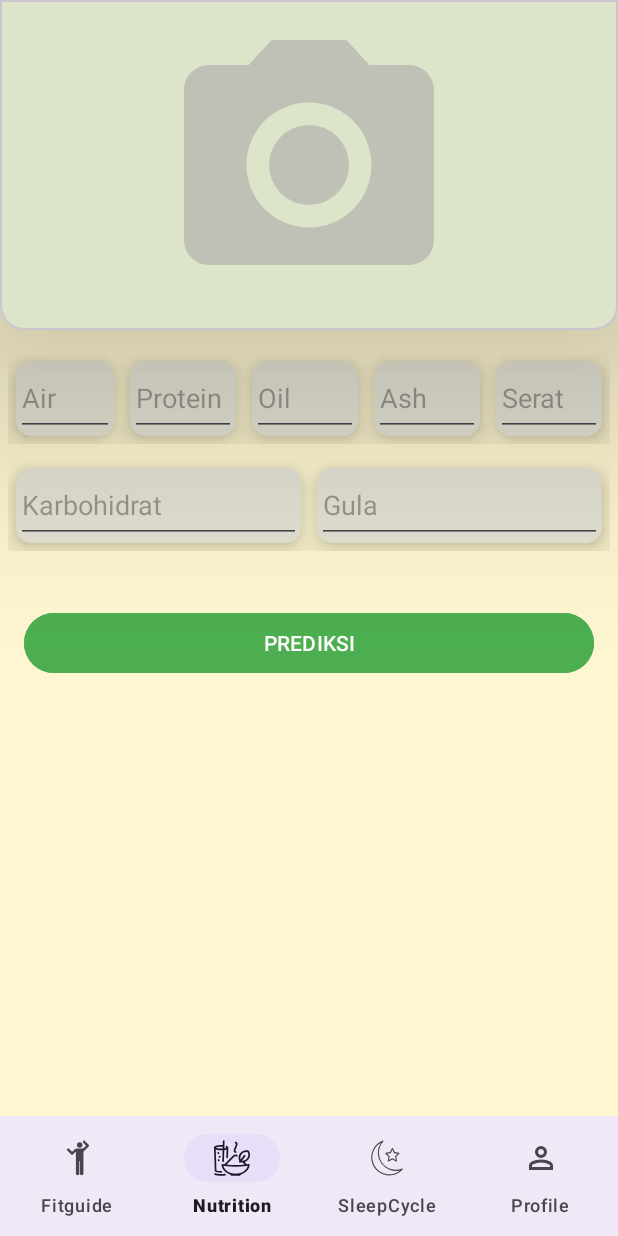
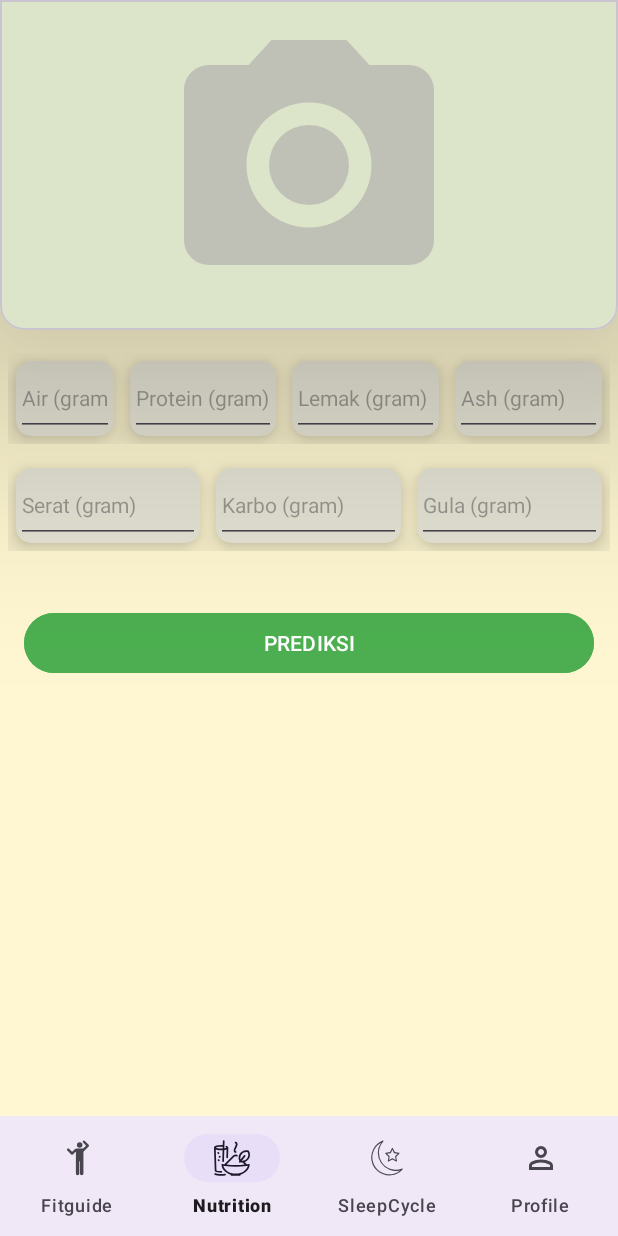
Before and after one commit to CC-Bangkit-C242-PS153/MD-FITCAL, an Android app: the CaloriesFragment screen opened through its navigation route, on a phone screen of 412 x 824 dp. Run offline under Robolectric (Android 15) with nearby library versions, the phone set to English and light mode, and no system bars; our stand-ins replace Firebase (no records; nobody signed in at launch, a user with empty details on screens opened directly), navigation-ui; pictures from the network do not load.

Commit message:
Menyelesaikan beberapa bug di fragment_calories.xml, fragment_phisical.xml dan mengganti foto

```diff
--- a/app/src/main/res/layout/fragment_calories.xml
+++ b/app/src/main/res/layout/fragment_calories.xml
@@ -166,6 +166,7 @@
                     android:layout_width="match_parent"
                     android:layout_height="50dp"
                     android:hint="@string/water"
+                    android:textSize="14sp"
                     android:inputType="numberDecimal" />
             </androidx.cardview.widget.CardView>
 
@@ -185,6 +186,7 @@
                     android:layout_width="match_parent"
                     android:layout_height="50dp"
                     android:hint="@string/protein"
+                    android:textSize="14sp"
                     android:inputType="numberDecimal" />
             </androidx.cardview.widget.CardView>
 
@@ -204,6 +206,7 @@
                     android:layout_width="match_parent"
                     android:layout_height="50dp"
                     android:hint="@string/oil"
+                    android:textSize="14sp"
                     android:inputType="numberDecimal" />
             </androidx.cardview.widget.CardView>
 
@@ -223,9 +226,23 @@
                     android:layout_width="match_parent"
                     android:layout_height="50dp"
                     android:hint="@string/ash"
+                    android:textSize="14sp"
                     android:inputType="numberDecimal" />
             </androidx.cardview.widget.CardView>
 
+
+        </LinearLayout>
+
+        <LinearLayout
+            android:id="@+id/ln_layout2"
+            android:layout_width="match_parent"
+            android:layout_height="wrap_content"
+            android:orientation="horizontal"
+            android:padding="5dp"
+            android:visibility="visible"
+            app:layout_constraintEnd_toEndOf="parent"
+            app:layout_constraintStart_toStartOf="parent"
+            app:layout_constraintTop_toBottomOf="@id/ln_layout">
             <androidx.cardview.widget.CardView
                 android:id="@+id/card_fiber"
                 android:layout_width="0dp"
@@ -243,20 +260,9 @@
                     android:layout_width="match_parent"
                     android:layout_height="50dp"
                     android:hint="@string/fiber"
+                    android:textSize="14sp"
                     android:inputType="numberDecimal" />
             </androidx.cardview.widget.CardView>
-        </LinearLayout>
-
-        <LinearLayout
-            android:id="@+id/ln_layout2"
-            android:layout_width="match_parent"
-            android:layout_height="wrap_content"
-            android:orientation="horizontal"
-            android:padding="5dp"
-            android:visibility="visible"
-            app:layout_constraintEnd_toEndOf="parent"
-            app:layout_constraintStart_toStartOf="parent"
-            app:layout_constraintTop_toBottomOf="@id/ln_layout">
 
             <androidx.cardview.widget.CardView
                 android:id="@+id/card_carbohydrate"
@@ -275,6 +281,7 @@
                     android:layout_width="match_parent"
                     android:layout_height="50dp"
                     android:hint="@string/carbohydrate"
+                    android:textSize="14sp"
                     android:inputType="numberDecimal" />
             </androidx.cardview.widget.CardView>
 
@@ -295,6 +302,7 @@
                     android:layout_width="match_parent"
                     android:layout_height="50dp"
                     android:hint="@string/sugar"
+                    android:textSize="14sp"
                     android:inputType="numberDecimal" />
             </androidx.cardview.widget.CardView>
         </LinearLayout>
--- a/app/src/main/res/values/strings.xml
+++ b/app/src/main/res/values/strings.xml
@@ -38,14 +38,14 @@
     <string name="prediction">PREDIKSI</string>
     <string name="calorie_count">Jumlah Kalori</string>
     <string name="calorie_Category">Kategori Kalori</string>
-    <string name="water">Air</string>
+    <string name="water">Air (gram)</string>
     <string name="food_category">Kategori Makanan</string>
-    <string name="protein">Protein</string>
-    <string name="oil">Oil</string>
-    <string name="ash">Ash</string>
-    <string name="fiber">Serat</string>
-    <string name="carbohydrate">Karbohidrat</string>
-    <string name="sugar">Gula</string>
+    <string name="protein">Protein (gram)</string>
+    <string name="oil">Lemak (gram)</string>
+    <string name="ash">Ash (gram)</string>
+    <string name="fiber">Serat (gram)</string>
+    <string name="carbohydrate">Karbo (gram)</string>
+    <string name="sugar">Gula (gram)</string>
     <string name="suggestion1">Berjalan kaki selama 30 menit dengan kecepatan sedang</string>
     <string name="reason1">Aktivitas ini membantu membakar kalori dan meningkatkan kesehatan jantung. 690.5 kalori cukup tinggi, sehingga diperlukan aktivitas fisik untuk mengimbanginya.</string>
     <string name="diastolic">diastolik (mmHg)</string>
```
Also changed, not shown: app/src/main/res/layout/activity_physical_result.xml (+5 -3 lines), app/src/main/res/layout/activity_sleep_result.xml (+10 -7 lines), app/src/main/res/drawable/aktivitas_fisik.jpg (added).
